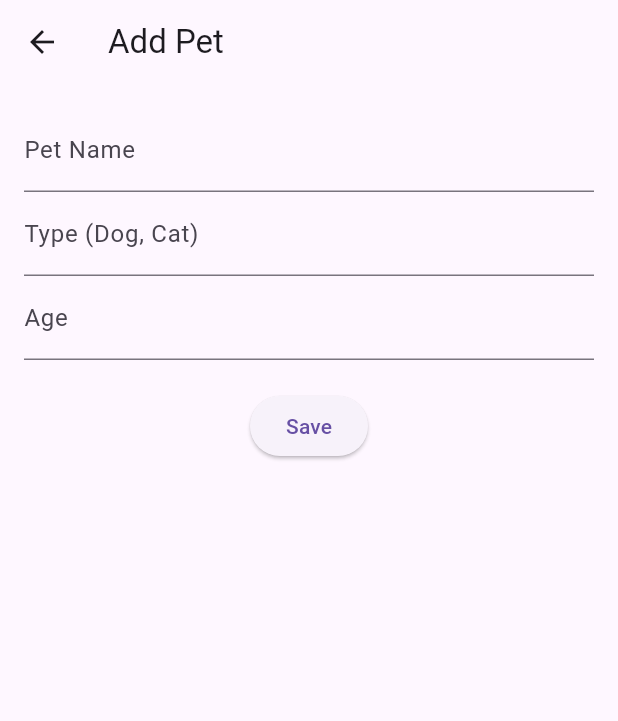
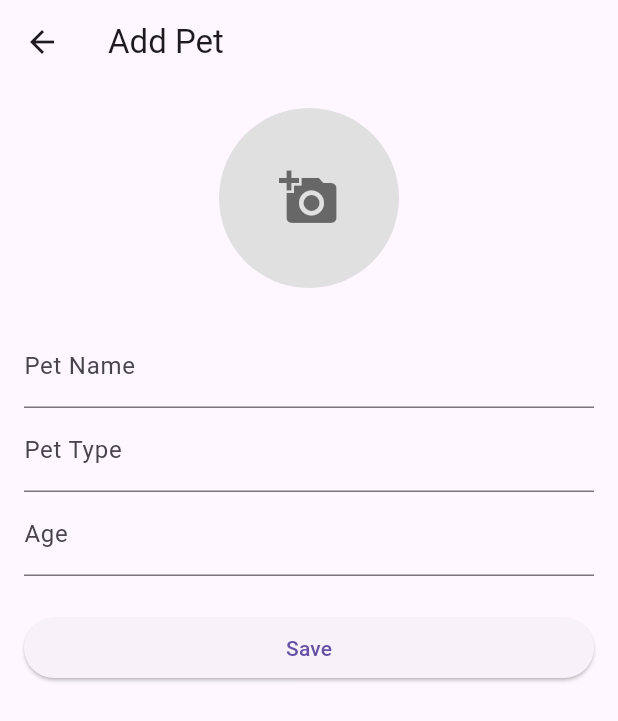
Before and after one commit to quizhouse7-cmd/my_pet_app, a Flutter app: the screen it shows after launch, after a tap on the "add" icon, on a phone screen of 412 x 824 dp. Shown: the top 721 px of the screen. Run offline on Flutter 3.47's test engine with Material 3 defaults, Android fonts, the phone set to English and light mode, and no system bars; our stand-ins replace image_picker, sqflite; accounts and stored records are empty.

Commit message:
Add imagepath column and pet photo support

```diff
--- a/lib/db/database_helper.dart
+++ b/lib/db/database_helper.dart
@@ -19,8 +19,9 @@ class DatabaseHelper {
 
     return await openDatabase(
       path,
-      version: 1,
+      version: 2, // ⬅️ INCREASE VERSION
       onCreate: _onCreate,
+      onUpgrade: _onUpgrade,
     );
   }
 
@@ -30,8 +31,18 @@ class DatabaseHelper {
         id TEXT PRIMARY KEY,
         name TEXT NOT NULL,
         type TEXT NOT NULL,
-        age INTEGER NOT NULL
+        age INTEGER NOT NULL,
+        imagePath TEXT
       )
     ''');
   }
+
+  Future<void> _onUpgrade(
+      Database db, int oldVersion, int newVersion) async {
+    if (oldVersion < 2) {
+      // Add imagePath column safely
+      await db.execute(
+          'ALTER TABLE pets ADD COLUMN imagePath TEXT');
+    }
+  }
 }
--- a/lib/models/pet.dart
+++ b/lib/models/pet.dart
@@ -3,29 +3,35 @@ class Pet {
   String name;
   String type;
   int age;
+  String? imagePath; // Path to image file (camera / gallery)
 
   Pet({
     required this.id,
     required this.name,
     required this.type,
     required this.age,
+    this.imagePath,
   });
 
+  /// Convert Pet object to Map (for SQLite)
   Map<String, dynamic> toMap() {
     return {
       'id': id,
       'name': name,
       'type': type,
       'age': age,
+      'imagePath': imagePath,
     };
   }
 
+  /// Create Pet object from SQLite Map
   factory Pet.fromMap(Map<String, dynamic> map) {
     return Pet(
       id: map['id'],
       name: map['name'],
       type: map['type'],
       age: map['age'],
+      imagePath: map['imagePath'],
     );
   }
 }
--- a/lib/screens/add_edit_pet_screen.dart
+++ b/lib/screens/add_edit_pet_screen.dart
@@ -1,6 +1,10 @@
+import 'dart:io';
+
 import 'package:flutter/material.dart';
+import 'package:image_picker/image_picker.dart';
+
+import '../data/pet_repository.dart';
 import '../models/pet.dart';
-import '../data/pet_repository.dart';
 
 class AddEditPetScreen extends StatefulWidget {
   final Pet? pet;
@@ -13,36 +17,87 @@ class AddEditPetScreen extends StatefulWidget {
 
 class _AddEditPetScreenState extends State<AddEditPetScreen> {
   final _formKey = GlobalKey<FormState>();
+
   late TextEditingController nameCtrl;
   late TextEditingController typeCtrl;
   late TextEditingController ageCtrl;
 
+  File? _image;
+  final ImagePicker _picker = ImagePicker();
+
   @override
   void initState() {
     super.initState();
+
     nameCtrl = TextEditingController(text: widget.pet?.name ?? '');
     typeCtrl = TextEditingController(text: widget.pet?.type ?? '');
     ageCtrl =
         TextEditingController(text: widget.pet?.age.toString() ?? '');
+
+    if (widget.pet?.imagePath != null) {
+      _image = File(widget.pet!.imagePath!);
+    }
   }
 
-  void _save() {
+  Future<void> _pickImage(ImageSource source) async {
+    final XFile? pickedFile = await _picker.pickImage(
+      source: source,
+      imageQuality: 80,
+    );
+
+    if (pickedFile != null) {
+      setState(() {
+        _image = File(pickedFile.path);
+      });
+    }
+  }
+
+  void _savePet() async {
     if (_formKey.currentState!.validate()) {
       final pet = Pet(
         id: widget.pet?.id ?? PetRepository.generateId(),
         name: nameCtrl.text,
         type: typeCtrl.text,
-        age: int.tryParse(ageCtrl.text) ?? 0,
+        age: int.parse(ageCtrl.text),
+        imagePath: _image?.path,
       );
 
       if (widget.pet == null) {
-        PetRepository.addPet(pet);
+        await PetRepository.addPet(pet);
       } else {
-        PetRepository.updatePet(pet);
+        await PetRepository.updatePet(pet);
       }
 
       Navigator.pop(context);
     }
+  }
+
+  void _showImageSourceSheet() {
+    showModalBottomSheet(
+      context: context,
+      builder: (_) => SafeArea(
+        child: Wrap(
+          children: [
+            ListTile(
+              leading: const Icon(Icons.camera_alt),
+              title: const Text('Camera'),
+              onTap: () {
+                Navigator.pop(context);
+                _pickImage(ImageSource.camera);
+              },
+            ),
+            ListTile(
+              leading: const Icon(Icons.photo),
+              title: const Text('Gallery'),
+              onTap: () {
+                Navigator.pop(context);
+                _pickImage(ImageSource.gallery);
+              },
+            ),
+          ],
+        ),
+      ),
+    );
   }
 
   @override
@@ -55,27 +110,52 @@ class _AddEditPetScreenState extends State<AddEditPetScreen> {
         padding: const EdgeInsets.all(16),
         child: Form(
           key: _formKey,
-          child: Column(
+          child: ListView(
             children: [
+              Center(
+                child: GestureDetector(
+                  onTap: _showImageSourceSheet,
+                  child: CircleAvatar(
+                    radius: 60,
+                    backgroundColor: Colors.grey.shade300,
+                    backgroundImage:
+                        _image != null ? FileImage(_image!) : null,
+                    child: _image == null
+                        ? const Icon(
+                            Icons.add_a_photo,
+                            size: 40,
+                            color: Colors.black54,
+                          )
+                        : null,
+                  ),
+                ),
+              ),
+              const SizedBox(height: 24),
               TextFormField(
                 controller: nameCtrl,
-                decoration: const InputDecoration(labelText: 'Pet Name'),
-                validator: (v) => v!.isEmpty ? 'Required' : null,
+                decoration:
+                    const InputDecoration(labelText: 'Pet Name'),
+                validator: (v) =>
+                    v == null || v.isEmpty ? 'Required' : null,
               ),
               TextFormField(
                 controller: typeCtrl,
-                decoration: const InputDecoration(labelText: 'Type (Dog, Cat)'),
-                validator: (v) => v!.isEmpty ? 'Required' : null,
+                decoration:
+                    const InputDecoration(labelText: 'Pet Type'),
+                validator: (v) =>
+                    v == null || v.isEmpty ? 'Required' : null,
               ),
               TextFormField(
                 controller: ageCtrl,
-                decoration: const InputDecoration(labelText: 'Age'),
+                decoration:
+                    const InputDecoration(labelText: 'Age'),
                 keyboardType: TextInputType.number,
-                validator: (v) => v!.isEmpty ? 'Required' : null,
+                validator: (v) =>
+                    v == null || v.isEmpty ? 'Required' : null,
               ),
-              const SizedBox(height: 20),
+              const SizedBox(height: 24),
               ElevatedButton(
-                onPressed: _save,
+                onPressed: _savePet,
                 child: const Text('Save'),
               ),
             ],
--- a/lib/screens/pet_list_screen.dart
+++ b/lib/screens/pet_list_screen.dart
@@ -1,3 +1,5 @@
+import 'dart:io';
+
 import 'package:flutter/material.dart';
 
 import '../data/pet_repository.dart';
@@ -26,7 +28,9 @@ class _PetListScreenState extends State<PetListScreen> {
           }
 
           if (!snapshot.hasData || snapshot.data!.isEmpty) {
-            return const Center(child: Text('No pets added yet'));
+            return const Center(
+              child: Text('No pets added yet'),
+            );
           }
 
           final pets = snapshot.data!;
@@ -35,7 +39,19 @@ class _PetListScreenState extends State<PetListScreen> {
             itemCount: pets.length,
             itemBuilder: (context, index) {
               final pet = pets[index];
+
               return ListTile(
+                leading: pet.imagePath != null &&
+                        File(pet.imagePath!).existsSync()
+                    ? CircleAvatar(
+                        radius: 24,
+                        backgroundImage:
+                            FileImage(File(pet.imagePath!)),
+                      )
+                    : const CircleAvatar(
+                        radius: 24,
+                        child: Icon(Icons.pets),
+                      ),
                 title: Text(pet.name),
                 subtitle: Text('${pet.type}, ${pet.age} years'),
                 trailing: IconButton(
--- a/pubspec.yaml
+++ b/pubspec.yaml
@@ -33,6 +33,7 @@ dependencies:
 
   sqflite: ^2.3.3
   path: ^1.9.0
+  image_picker:  ^1.0.7
 
 
   # The following adds the Cupertino Icons font to your application.
```
Also changed, not shown: pubspec.lock, 6 other files.
